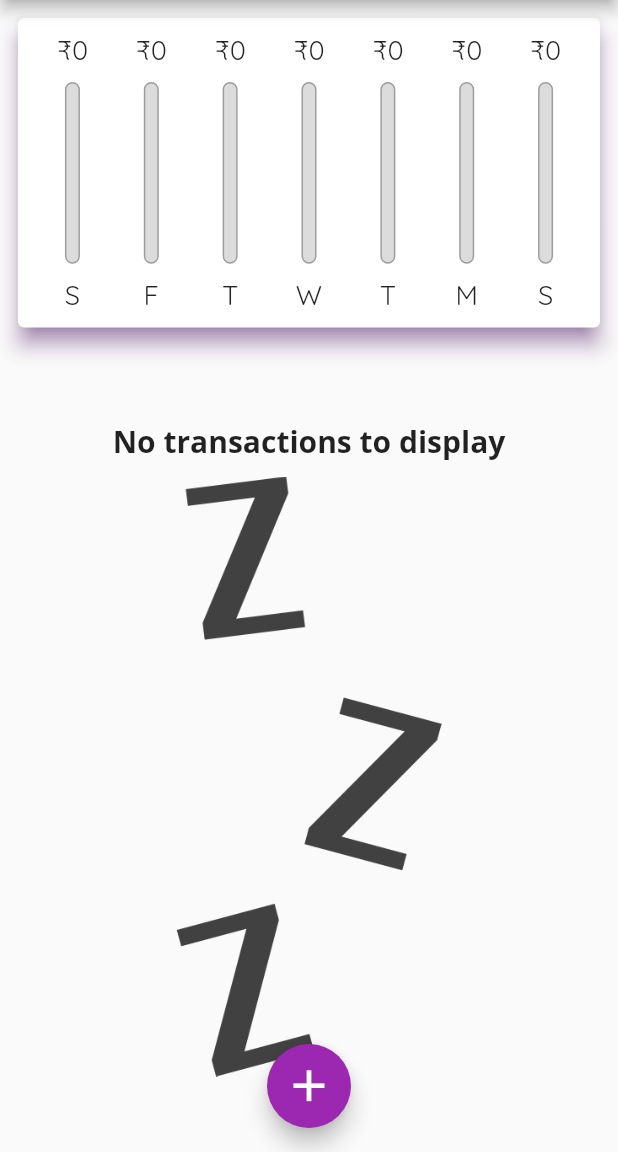
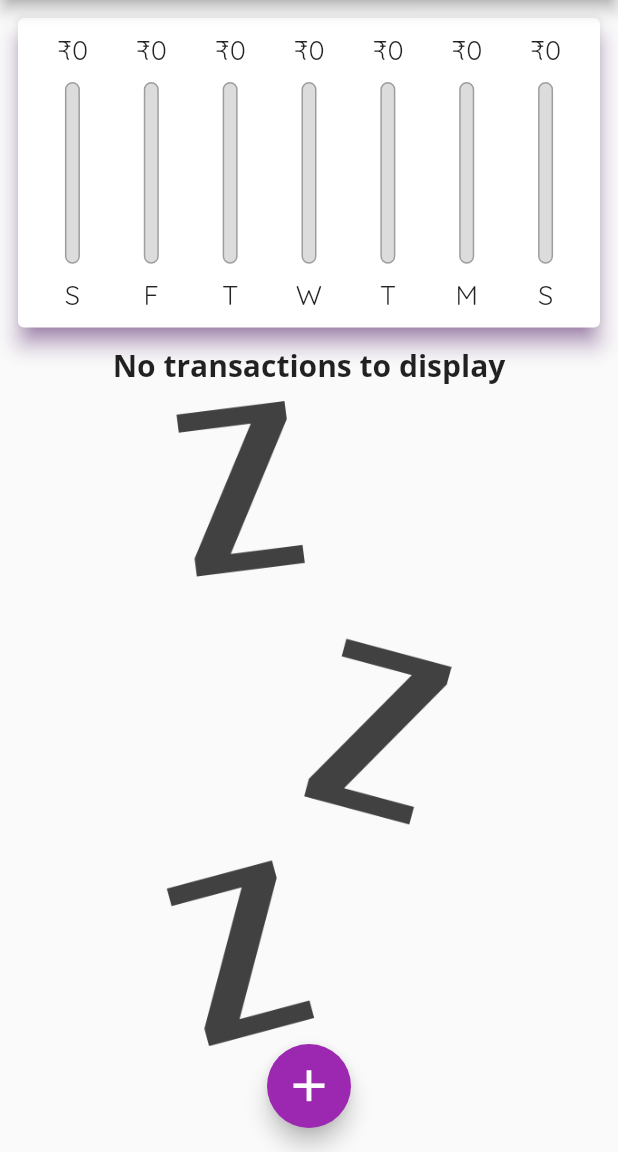
Before and after one commit to atharv-bhadange/Expenses_App, a Flutter app: the screen it shows after launch, on a phone screen of 412 x 824 dp, the part 84-1236 px from its top. Run offline on Flutter 3.47's test engine with Material 2 defaults, Android fonts, the phone set to English and light mode, and no system bars.

Commit message:
Landscape mode fixes for chart and list

```diff
--- a/lib/main.dart
+++ b/lib/main.dart
@@ -1,12 +1,22 @@
 import 'package:flutter/cupertino.dart';
 import 'package:flutter/material.dart';
+//import 'package:flutter/services.dart'; //for not allowing landscape
 
 import './widgets/new_transaction.dart';
 import './widgets/transaction_list.dart';
 import './widgets/chart.dart';
 import './models/transaction.dart';
 
-void main() => runApp(const MyApp());
+void main() {
+  //Not allowing landscape mode
+  // WidgetsFlutterBinding.ensureInitialized();
+  // SystemChrome.setPreferredOrientations([
+  //   DeviceOrientation.portraitUp,
+  //   DeviceOrientation.portraitDown,
+  // ]);
+
+  runApp(const MyApp());
+}
 
 class MyApp extends StatelessWidget {
   const MyApp({Key? key}) : super(key: key);
@@ -14,6 +24,7 @@ class MyApp extends StatelessWidget {
   @override
   Widget build(BuildContext context) {
     return MaterialApp(
+      debugShowCheckedModeBanner: false,
       title: 'Personal Expenses App',
       theme: ThemeData(
         primarySwatch: Colors.purple, //uses different shades of color
@@ -68,6 +79,8 @@ class _MyHomePageState extends State<MyHomePage> {
     // ),
   ];
 
+  bool _showChart = false;
+
   List<Transaction> get _recentTransactions {
     return _userTransactions.where((tx) {
       return tx.date.isAfter(
@@ -114,6 +127,8 @@ class _MyHomePageState extends State<MyHomePage> {
 
   @override
   Widget build(BuildContext context) {
+    final isLandscape =
+        MediaQuery.of(context).orientation == Orientation.landscape;
     final appBar = AppBar(
       title: const Text(
         'Money Tracker',
@@ -129,7 +144,13 @@ class _MyHomePageState extends State<MyHomePage> {
         ),
       ],
     );
-
+    final txListWidget = SizedBox(
+      height: (MediaQuery.of(context).size.height -
+              appBar.preferredSize.height -
+              MediaQuery.of(context).padding.top) *
+          0.7,
+      child: TransactionList(_userTransactions, _deleteTransaction),
+    );
     return Scaffold(
       appBar: appBar,
       body: SingleChildScrollView(
@@ -137,6 +158,22 @@ class _MyHomePageState extends State<MyHomePage> {
           //mainAxisAlignment: MainAxisAlignment.spaceAround, //default(start)
           //crossAxisAlignment: CrossAxisAlignment.centre, //default
           children: <Widget>[
+            if (isLandscape)
+              Row(
+                mainAxisAlignment: MainAxisAlignment.center,
+                children: [
+                  const Text('Show Chart'),
+                  Switch(
+                    value: _showChart,
+                    onChanged: (val) {
+                      setState(() {
+                        _showChart = val;
+                      });
+                    },
+                  ),
+                ],
+              ),
+            if (!isLandscape)
               SizedBox(
                 height: (MediaQuery.of(context).size.height -
                         appBar.preferredSize.height -
@@ -144,13 +181,17 @@ class _MyHomePageState extends State<MyHomePage> {
                     0.3,
                 child: Chart(_recentTransactions),
               ),
-            SizedBox(
+            if (!isLandscape) txListWidget,
+            if (isLandscape)
+              _showChart
+                  ? SizedBox(
                       height: (MediaQuery.of(context).size.height -
                               appBar.preferredSize.height -
                               MediaQuery.of(context).padding.top) *
-                  0.7,
-              child: TransactionList(_userTransactions, _deleteTransaction),
-            ),
+                          0.65,
+                      child: Chart(_recentTransactions),
+                    )
+                  : txListWidget
           ],
         ),
       ),
--- a/lib/widgets/transaction_list.dart
+++ b/lib/widgets/transaction_list.dart
@@ -12,8 +12,10 @@ class TransactionList extends StatelessWidget {
   @override
   Widget build(BuildContext context) {
     return transactions.isEmpty
-        ? Column(
-            mainAxisAlignment: MainAxisAlignment.center,
+        ? LayoutBuilder(
+            builder: (context, constraints) {
+              return Column(
+                mainAxisAlignment: MainAxisAlignment.start,
                 children: [
                   Text(
                     'No transactions to display',
@@ -24,13 +26,15 @@ class TransactionList extends StatelessWidget {
                     height: 10,
                   ),
                   SizedBox(
-                height: 400,
+                    height: constraints.maxHeight * 0.8,
                     child: Image.asset(
                       'assets/images/waiting.png',
                       //fit: BoxFit.cover, //default
                     ),
                   )
                 ],
+              );
+            },
           )
         : ListView.builder(
             //column with default scroll view
```
Lines whose indentation alone changed are shown as unchanged.
